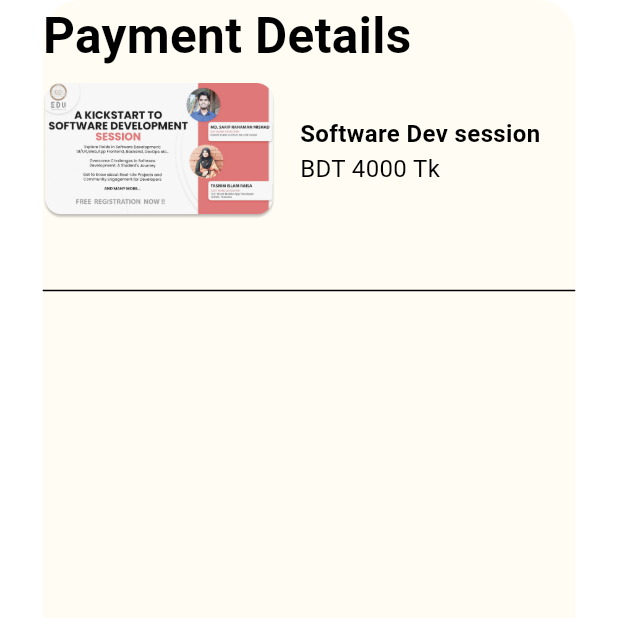
After one commit to mishad01/East-Delta-University-Clubs, a Flutter app: the HomeScreen screen opened directly, after a tap on an icon or button, on a phone screen of 412 x 824 dp, the top half of it. The commit adds this screen. Run offline on Flutter 3.47's test engine with Material 3 defaults, Android fonts, the phone set to English and light mode, and no system bars; our stand-ins replace carousel_slider, device_preview, flutter_svg, get, google_fonts, pin_code_fields and 1 more.

Commit message:
payment details Screen

```diff
--- /dev/null
+++ b/edu_clubs_app/lib/presentation/ui/screens/payment_screen/payment_details_screen.dart
@@ -0,0 +1,86 @@
+import 'package:flutter/material.dart';
+import 'package:sizer/sizer.dart';
+
+class PaymentDetailsScreen extends StatefulWidget {
+  const PaymentDetailsScreen({
+    super.key,
+    required this.image,
+  });
+  final String image;
+
+  @override
+  State<PaymentDetailsScreen> createState() => _PaymentDetailsScreenState();
+}
+
+class _PaymentDetailsScreenState extends State<PaymentDetailsScreen> {
+  final TextEditingController _nameTEController = TextEditingController();
+  final TextEditingController _studentIdTEController = TextEditingController();
+  final TextEditingController _phoneNumberTEController =
+      TextEditingController();
+  final TextEditingController _trxIDTEController = TextEditingController();
+  final _formState = GlobalKey<FormState>();
+  @override
+  Widget build(BuildContext context) {
+    return Scaffold(
+      backgroundColor: Colors.white,
+      body: SafeArea(
+        child: Center(
+          child: Column(
+            mainAxisAlignment: MainAxisAlignment.start,
+            crossAxisAlignment: CrossAxisAlignment.start,
+            children: [
+              Container(
+                height: 539,
+                width: 355,
+                decoration: BoxDecoration(
+                  borderRadius: BorderRadius.circular(25),
+                  color: Color(0xffFFFCF3),
+                ),
+                child: Column(
+                  mainAxisAlignment: MainAxisAlignment.start,
+                  crossAxisAlignment: CrossAxisAlignment.start,
+                  children: [
+                    Text(
+                      "Payment Details",
+                      style:
+                          TextStyle(fontWeight: FontWeight.bold, fontSize: 33),
+                    ),
+                    SizedBox(height: 1.h),
+                    Row(
+                      children: [
+                        SizedBox(
+                          width: 155,
+                          height: 91,
+                          child: Image.asset(widget.image),
+                        ),
+                        SizedBox(width: 2.h),
+                        Column(
+                          mainAxisAlignment: MainAxisAlignment.start,
+                          crossAxisAlignment: CrossAxisAlignment.start,
+                          children: [
+                            Text(
+                              "Software Dev session",
+                              style: TextStyle(
+                                  fontSize: 16, fontWeight: FontWeight.bold),
+                            ),
+                            Text(
+                              "BDT 4000 Tk",
+                              style: TextStyle(
+                                fontSize: 16,
+                              ),
+                            )
+                          ],
+                        )
+                      ],
+                    ),
+                    TextFormField(),
+                  ],
+                ),
+              ),
+            ],
+          ),
+        ),
+      ),
+    );
+  }
+}
--- a/edu_clubs_app/lib/presentation/widgets/home_banner_slider.dart
+++ b/edu_clubs_app/lib/presentation/widgets/home_banner_slider.dart
@@ -1,5 +1,7 @@
 import 'package:carousel_slider/carousel_slider.dart';
+import 'package:edu_clubs_app/presentation/ui/screens/payment_screen/payment_details_screen.dart';
 import 'package:flutter/material.dart';
+import 'package:get/get.dart';
 
 class HomeBannerSlider extends StatefulWidget {
   const HomeBannerSlider({
@@ -37,7 +39,11 @@ class _HomeBannerSliderState extends State<HomeBannerSlider> {
               items: images.map((i) {
                 return Builder(
                   builder: (BuildContext context) {
-                    return Column(
+                    return GestureDetector(
+                      onTap: () {
+                        Get.to(() => PaymentDetailsScreen(image: i));
+                      },
+                      child: Column(
                         children: [
                           SizedBox(height: 10),
                           Stack(
@@ -73,6 +79,7 @@ class _HomeBannerSliderState extends State<HomeBannerSlider> {
                             ],
                           ),
                         ],
+                      ),
                     );
                   },
                 );
```
Also changed, not shown: edu_clubs_app/assets/images/2.png (deleted), edu_clubs_app/assets/images/3.jpg (deleted). Lines whose indentation alone changed are shown as unchanged.
